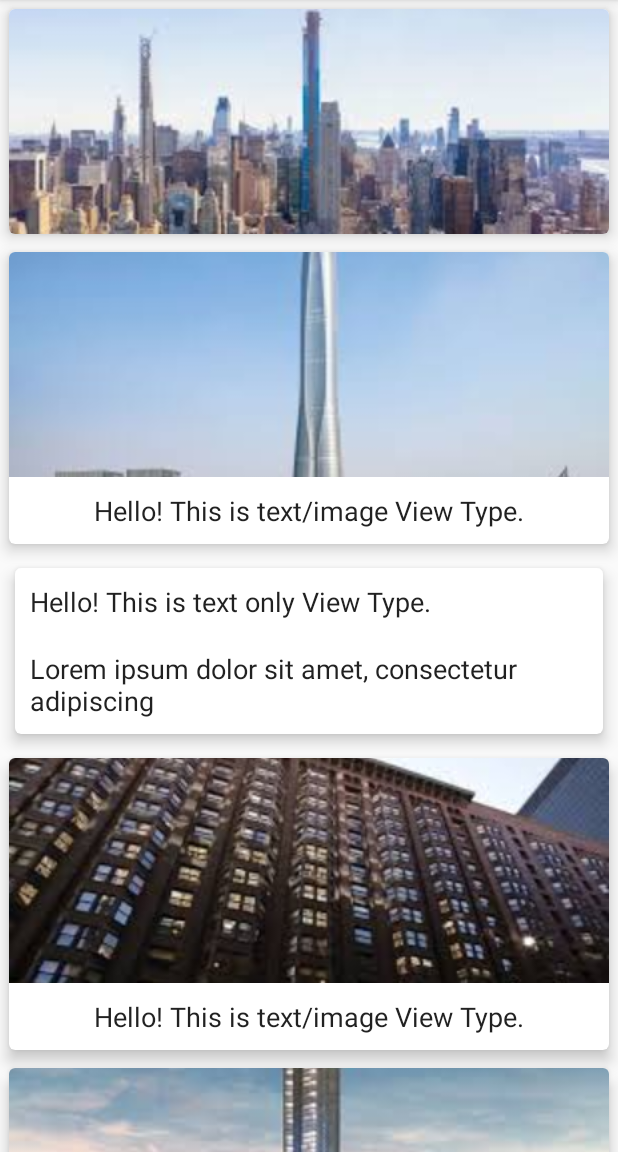
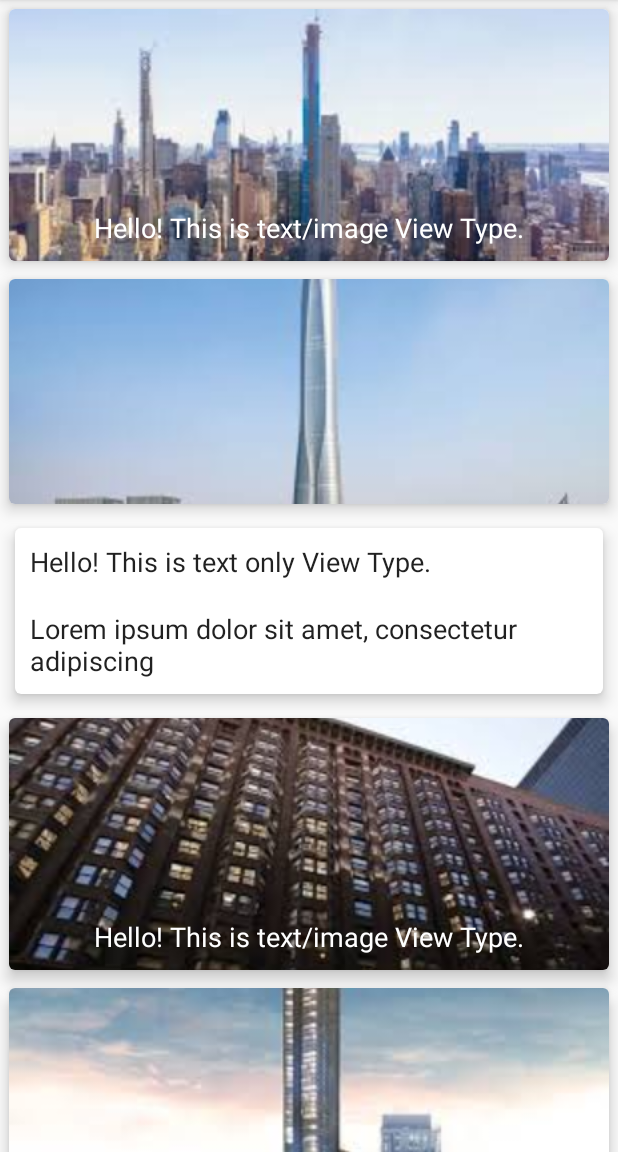
Before and after one commit to ManavShakya/RecyclerViewMultiViewTypes, an Android app: the screen it shows after launch (MainActivity), on a phone screen of 412 x 824 dp, the part 84-1236 px from its top. Run offline under Robolectric (Android 15) with nearby library versions, the phone set to English and light mode, and no system bars; 2 statements that could not run were skipped.

Commit message:
made some changes

```diff
--- a/app/src/main/java/com/mindorks/example/recyclerviewmultiviewtypes/MainActivity.kt
+++ b/app/src/main/java/com/mindorks/example/recyclerviewmultiviewtypes/MainActivity.kt
@@ -1,8 +1,7 @@
 package com.mindorks.example.recyclerviewmultiviewtypes
 
-import android.media.MediaPlayer
+import android.os.Bundle
 import androidx.appcompat.app.AppCompatActivity
-import android.os.Bundle
 import androidx.recyclerview.widget.DefaultItemAnimator
 import androidx.recyclerview.widget.LinearLayoutManager
 import androidx.recyclerview.widget.RecyclerView
@@ -20,21 +19,20 @@ class MainActivity : AppCompatActivity() {
         val linearLayoutManager = LinearLayoutManager(this, RecyclerView.VERTICAL, false)
 
         recyclerView.layoutManager = linearLayoutManager
-        recyclerView.itemAnimator = DefaultItemAnimator()
         recyclerView.adapter = adapter
     }
 
     private fun createList(): MutableList<ParentModel> {
         val list = mutableListOf<ParentModel>()
-        list.add(ImageModel(R.drawable.image1))
-        list.add(TextImageModel("Hello! This is text/image View Type.", R.drawable.image2))
-        list.add(AudioModel("Hello! This is audio type view. Press on the play button to play a sample audio",R.raw.the_chainsmokers))
+        list.add(TextImageModel("Hello! This is text/image View Type.", R.drawable.image1))
+        list.add(ImageModel(R.drawable.image2))
+        list.add(AudioModel("Hello! This is audio type view. Press on the play button to play a sample audio",R.raw.sound))
         list.add(TextModel("Hello! This is text only View Type.", "Lorem ipsum dolor sit amet, consectetur adipiscing"))
         list.add(TextImageModel("Hello! This is text/image View Type.", R.drawable.image3))
         list.add(ImageModel(R.drawable.image4))
         list.add(TextModel("Hello! This is text only View Type.", "Lorem ipsum dolor sit amet, consectetur adipiscing"))
         list.add(ImageModel(R.drawable.image5))
-        list.add(AudioModel("Hello! This is audio type view. Press on the play button to play a sample audio",R.raw.the_chainsmokers))
+        list.add(AudioModel("Hello! This is audio type view. Press on the play button to play a sample audio",R.raw.sound))
         list.add(TextModel("Hello! This is text only View Type.", "Lorem ipsum dolor sit amet, consectetur adipiscing"))
         return list
     }
--- a/app/src/main/java/com/mindorks/example/recyclerviewmultiviewtypes/adapter/MultiViewTypeAdapter.kt
+++ b/app/src/main/java/com/mindorks/example/recyclerviewmultiviewtypes/adapter/MultiViewTypeAdapter.kt
@@ -1,7 +1,6 @@
 package com.mindorks.example.recyclerviewmultiviewtypes.adapter
 
 import android.content.Context
-import android.media.MediaPlayer
 import android.util.Log
 import android.view.LayoutInflater
 import android.view.View
--- a/app/src/main/java/com/mindorks/example/recyclerviewmultiviewtypes/model/ImageModel.kt
+++ b/app/src/main/java/com/mindorks/example/recyclerviewmultiviewtypes/model/ImageModel.kt
@@ -3,6 +3,7 @@ package com.mindorks.example.recyclerviewmultiviewtypes.model
 import com.mindorks.example.recyclerviewmultiviewtypes.R
 
 data class ImageModel (
+    // address of image
     var imageId: Int = 0,
     override val viewType: Int = R.layout.image_type
 ) : ParentModel
--- a/app/src/main/java/com/mindorks/example/recyclerviewmultiviewtypes/viewholder/ImageViewHolder.kt
+++ b/app/src/main/java/com/mindorks/example/recyclerviewmultiviewtypes/viewholder/ImageTypeViewHolder.kt
@@ -2,7 +2,6 @@ package com.mindorks.example.recyclerviewmultiviewtypes.viewholder
 
 import android.view.View
 import android.widget.ImageView
-import android.widget.TextView
 import androidx.recyclerview.widget.RecyclerView
 import com.mindorks.example.recyclerviewmultiviewtypes.R
 import com.mindorks.example.recyclerviewmultiviewtypes.model.ImageModel
--- a/app/src/main/java/com/mindorks/example/recyclerviewmultiviewtypes/viewholder/TextImageTypeViewHolder.kt
+++ b/app/src/main/java/com/mindorks/example/recyclerviewmultiviewtypes/viewholder/TextImageTypeViewHolder.kt
@@ -3,7 +3,6 @@ package com.mindorks.example.recyclerviewmultiviewtypes.viewholder
 import android.view.View
 import android.widget.ImageView
 import android.widget.TextView
-import androidx.core.graphics.drawable.toDrawable
 import androidx.recyclerview.widget.RecyclerView
 import com.mindorks.example.recyclerviewmultiviewtypes.R
 import com.mindorks.example.recyclerviewmultiviewtypes.model.TextImageModel
--- a/app/src/main/res/layout/activity_main.xml
+++ b/app/src/main/res/layout/activity_main.xml
@@ -1,8 +1,6 @@
 <?xml version="1.0" encoding="utf-8"?>
-<androidx.constraintlayout.widget.ConstraintLayout
-    xmlns:android="http://schemas.android.com/apk/res/android"
+<androidx.constraintlayout.widget.ConstraintLayout xmlns:android="http://schemas.android.com/apk/res/android"
     xmlns:tools="http://schemas.android.com/tools"
-    xmlns:app="http://schemas.android.com/apk/res-auto"
     android:layout_width="match_parent"
     android:layout_height="match_parent"
     tools:context=".MainActivity">
--- a/app/src/main/res/layout/image_type.xml
+++ b/app/src/main/res/layout/image_type.xml
@@ -8,11 +8,6 @@
     card_view:cardCornerRadius="4dp"
     android:layout_margin="6dp">
 
-    <LinearLayout
-        android:layout_width="match_parent"
-        android:orientation="vertical"
-        android:layout_height="wrap_content">
-
         <ImageView
             android:id="@+id/background_image"
             android:layout_width="match_parent"
@@ -21,6 +16,4 @@
             android:src="@drawable/ic_launcher_background"
             />
 
-    </LinearLayout>
-
 </androidx.cardview.widget.CardView>
--- a/app/src/main/res/layout/text_image_type.xml
+++ b/app/src/main/res/layout/text_image_type.xml
@@ -8,28 +8,34 @@
     android:layout_margin="6dp"
     card_view:cardElevation="6dp">
 
-    <LinearLayout
+    <androidx.constraintlayout.widget.ConstraintLayout
         android:layout_width="match_parent"
-        android:orientation="vertical"
         android:layout_height="wrap_content">
 
         <ImageView
             android:id="@+id/background_text_image"
             android:layout_width="match_parent"
-            android:layout_height="150dp"
+            android:layout_height="wrap_content"
             android:scaleType="centerCrop"
-            android:src="@drawable/ic_launcher_background" />
+            android:src="@drawable/ic_launcher_background"
+            card_view:layout_constraintBottom_toBottomOf="parent"
+            card_view:layout_constraintEnd_toEndOf="parent"
+            card_view:layout_constraintStart_toStartOf="parent"
+            card_view:layout_constraintTop_toTopOf="parent" />
 
         <TextView
-            android:textAlignment="center"
             android:id="@+id/txt_text_image"
-            android:text="@string/text_image_text"
-            android:textAppearance="@android:style/TextAppearance.Medium"
             android:layout_width="match_parent"
             android:layout_height="wrap_content"
+            android:textColor="@android:color/white"
             android:padding="10dp"
-            />
+            android:text="@string/text_image_text"
+            android:textAlignment="center"
+            android:textAppearance="@android:style/TextAppearance.Medium"
+            card_view:layout_constraintBottom_toBottomOf="parent"
+            card_view:layout_constraintEnd_toEndOf="parent"
+            card_view:layout_constraintStart_toStartOf="parent" />
 
-    </LinearLayout>
+    </androidx.constraintlayout.widget.ConstraintLayout>
 
 </androidx.cardview.widget.CardView>
```
